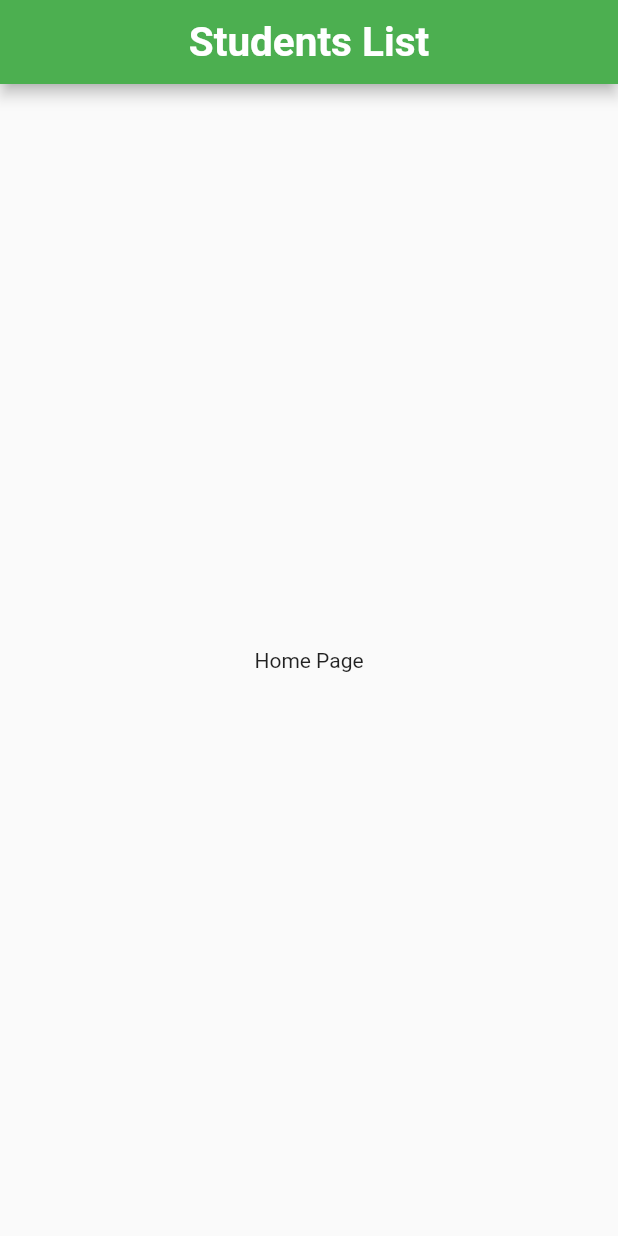
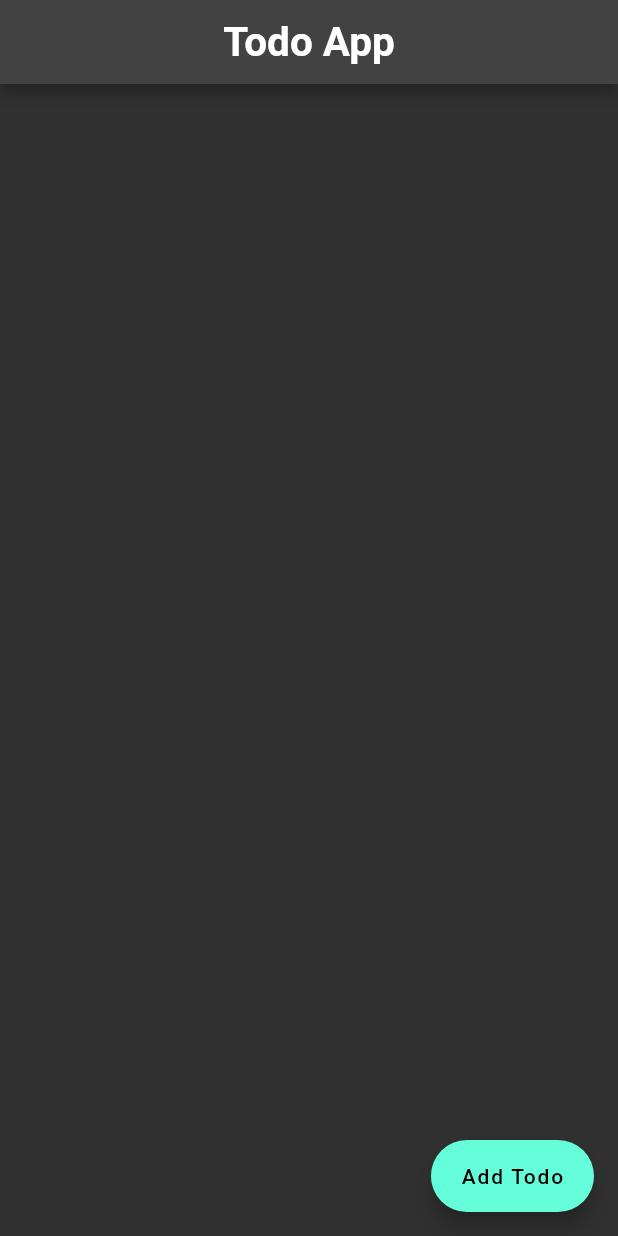
Before and after one commit to martin-ngigi/flutter_crud_rest, a Flutter app: the screen it shows after launch, on a phone screen of 412 x 824 dp. Run offline on Flutter 3.47's test engine with Material 2 defaults, Android fonts, the phone set to English and light mode, and no system bars.

Commit message:
POST -> create a todo success

```diff
--- /dev/null
+++ b/lib/constants/constants.dart
@@ -0,0 +1,3 @@
+class Constants{
+  static String BASE_URL = "";
+}
--- a/lib/main.dart
+++ b/lib/main.dart
@@ -1,5 +1,5 @@
 import 'package:flutter/material.dart';
-import 'package:flutter_crud_rest/screens/Home.dart';
+import 'package:flutter_crud_rest/screens/todo_list.dart';
 
 void main() {
   runApp(const MyApp());
@@ -12,16 +12,10 @@ class MyApp extends StatelessWidget {
   @override
   Widget build(BuildContext context) {
     return MaterialApp(
-      showSemanticsDebugger: false,
+      debugShowCheckedModeBanner: false,
       title: 'Flutter REST CRUD consuming',
-      initialRoute: '/',
-      routes: {
-        '/': (context) => Home(),
-      },
-      theme: ThemeData(
-        primarySwatch: Colors.blue,
-      ),
-      //home: Home(),
+      theme: ThemeData.dark(),
+      home: TodoListPage(),
     );
   }
 }
--- a/lib/screens/Home.dart
+++ /dev/null
@@ -1,32 +0,0 @@
-//stful
-import 'package:flutter/cupertino.dart';
-import 'package:flutter/material.dart';
-
-class Home extends StatefulWidget {
-  const Home({Key? key}) : super(key: key);
-
-  @override
-  State<Home> createState() => _HomeState();
-}
-
-class _HomeState extends State<Home> {
-  @override
-  Widget build(BuildContext context) {
-    return Scaffold(
-      appBar: AppBar(
-        title: Text("Students List",
-          style: TextStyle(
-            color: Colors.white,
-            fontWeight: FontWeight.bold,
-            fontSize: 27
-          ),
-        ),
-        centerTitle: true,
-        backgroundColor: Colors.green,
-      ),
-      body: Center(
-        child: Text("Home Page")
-      ),
-    );
-  }
-}
--- /dev/null
+++ b/lib/screens/todo_list.dart
@@ -0,0 +1,42 @@
+//stful
+import 'package:flutter/cupertino.dart';
+import 'package:flutter/material.dart';
+import 'package:flutter_crud_rest/screens/add_page.dart';
+
+class TodoListPage extends StatefulWidget {
+  const TodoListPage({Key? key}) : super(key: key);
+
+  @override
+  State<TodoListPage> createState() => _TodoListPageState();
+}
+
+class _TodoListPageState extends State<TodoListPage> {
+  @override
+  Widget build(BuildContext context) {
+    return Scaffold(
+      appBar: AppBar(
+        title: Text(
+          'Todo App',
+          style: TextStyle(
+            color: Colors.white,
+            fontSize: 27,
+            fontWeight: FontWeight.bold
+          ),
+        ),
+        centerTitle: true,
+        //backgroundColor: Colors.grey,
+      ),
+      floatingActionButton: FloatingActionButton.extended(
+          onPressed: (){navigateToAddPage();},
+          label: Text("Add Todo"),
+      ),
+    );
+  }
+
+  void navigateToAddPage(){
+    final route = MaterialPageRoute(
+        builder: (context ) => AddTodoPage(),
+    );
+    Navigator.push(context, route);
+  }
+}
--- a/lib/values/constants.dart
+++ /dev/null
@@ -1,3 +0,0 @@
-class Constants{
-  static String MY_URL = "";
-}
--- a/pubspec.yaml
+++ b/pubspec.yaml
@@ -36,6 +36,7 @@ dependencies:
   # The following adds the Cupertino Icons font to your application.
   # Use with the CupertinoIcons class for iOS style icons.
   cupertino_icons: ^1.0.2
+  http: ^0.13.5
 
 dev_dependencies:
   flutter_test:
```
Also changed, not shown: lib/screens/add_page.dart (added, +121 -0 lines), pubspec.lock.
